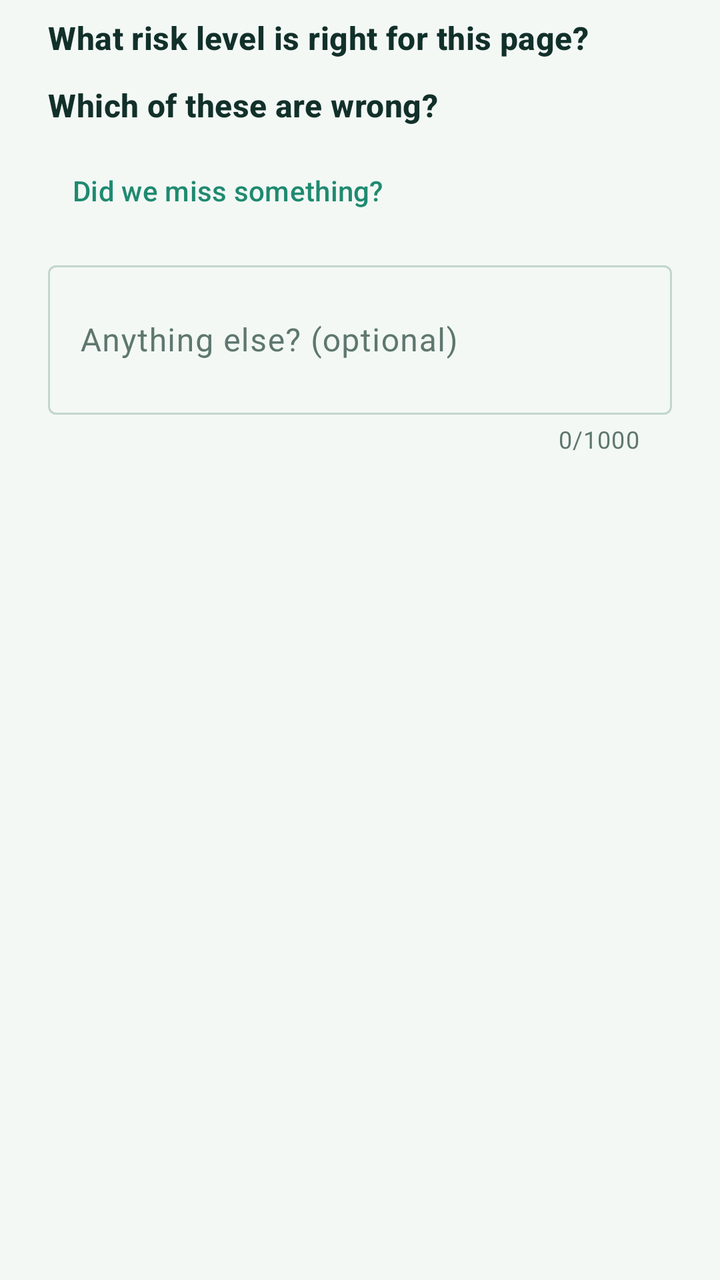
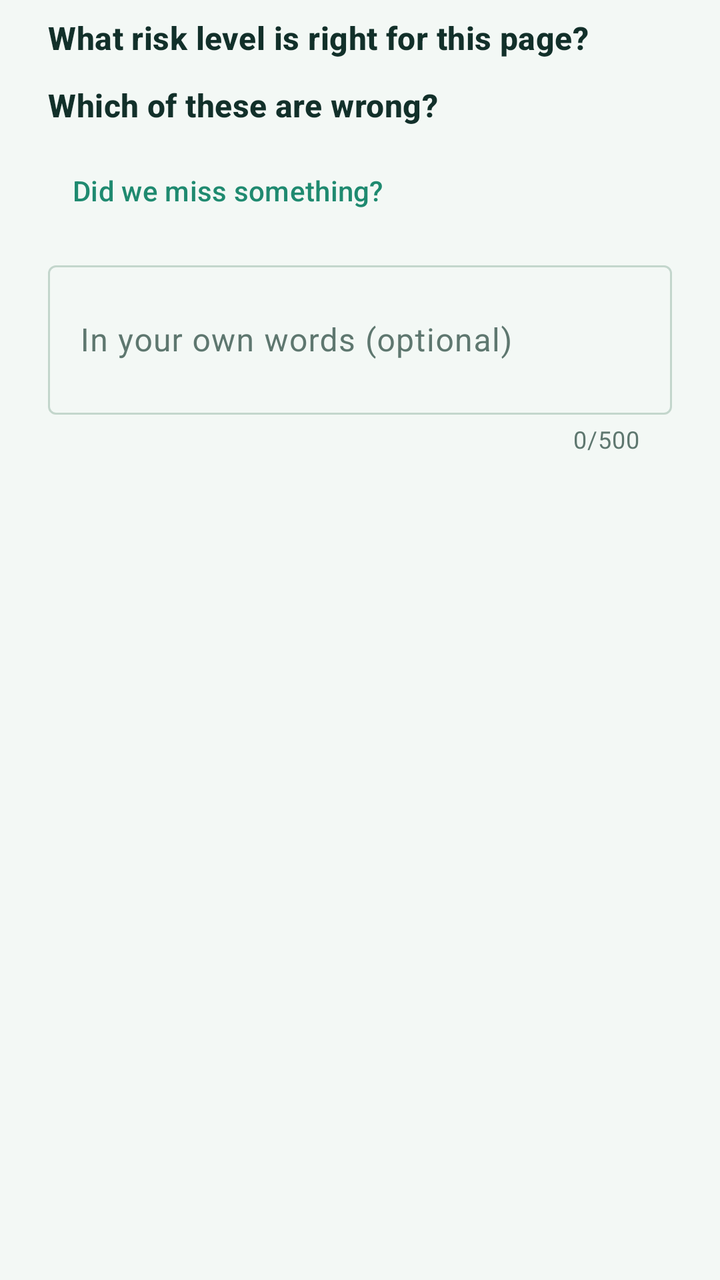

Compare the two renders of this Android layout. The source of the first and the diff that turns it into the second are given below.
<!-- AndroidManifest.xml: application theme Theme.Unfret -->
<!-- res/layout/dialog_report.xml -->
<?xml version="1.0" encoding="utf-8"?>
<ScrollView xmlns:android="http://schemas.android.com/apk/res/android"
    xmlns:app="http://schemas.android.com/apk/res-auto"
    android:layout_width="match_parent"
    android:layout_height="wrap_content">

    <LinearLayout
        android:layout_width="match_parent"
        android:layout_height="wrap_content"
        android:orientation="vertical"
        android:paddingHorizontal="24dp"
        android:paddingTop="8dp">

        <TextView
            android:id="@+id/report_level_title"
            android:layout_width="match_parent"
            android:layout_height="wrap_content"
            android:text="@string/report_level_title"
            android:textAppearance="@style/TextAppearance.Unfret.Title" />

        <RadioGroup
            android:id="@+id/report_levels"
            android:layout_width="match_parent"
            android:layout_height="wrap_content" />

        <TextView
            android:id="@+id/report_wrong_title"
            android:layout_width="match_parent"
            android:layout_height="wrap_content"
            android:layout_marginTop="12dp"
            android:text="@string/report_wrong_title"
            android:textAppearance="@style/TextAppearance.Unfret.Title" />

        <LinearLayout
            android:id="@+id/report_wrong"
            android:layout_width="match_parent"
            android:layout_height="wrap_content"
            android:orientation="vertical" />

        <com.google.android.material.button.MaterialButton
            android:id="@+id/report_missing_toggle"
            style="@style/Widget.Material3.Button.TextButton"
            android:layout_width="wrap_content"
            android:layout_height="wrap_content"
            android:layout_marginTop="8dp"
            android:text="@string/report_missing_toggle" />

        <LinearLayout
            android:id="@+id/report_missing"
            android:layout_width="match_parent"
            android:layout_height="wrap_content"
            android:orientation="vertical"
            android:visibility="gone" />

        <com.google.android.material.textfield.TextInputLayout
            android:id="@+id/report_explanation_layout"
            style="@style/Widget.Material3.TextInputLayout.OutlinedBox"
            android:layout_width="match_parent"
            android:layout_height="wrap_content"
            android:layout_marginTop="8dp"
            android:hint="@string/report_explanation_hint"
            app:counterEnabled="true"
            app:counterMaxLength="1000">

            <com.google.android.material.textfield.TextInputEditText
                android:id="@+id/report_explanation"
                android:layout_width="match_parent"
                android:layout_height="wrap_content"
                android:importantForAutofill="no"
                android:inputType="textMultiLine|textCapSentences"
                android:maxLength="1000"
                android:minLines="2" />
        </com.google.android.material.textfield.TextInputLayout>

        <TextView
            android:id="@+id/report_note"
            android:layout_width="match_parent"
            android:layout_height="wrap_content"
            android:layout_marginTop="8dp"
            android:layout_marginBottom="8dp"
            android:textAppearance="@style/TextAppearance.Unfret.Small" />
    </LinearLayout>
</ScrollView>
<!-- resources referenced by this layout -->
<resources>
  <string name="report_explanation_hint">Anything else? (optional)</string>
  <string name="report_level_title">What risk level is right for this page?</string>
  <string name="report_missing_toggle">Did we miss something?</string>
  <string name="report_wrong_title">Which of these are wrong?</string>
  <style name="TextAppearance.Unfret.Small" parent="TextAppearance.Material3.BodyMedium">
          <item name="android:textColor">@color/muted</item>
      </style>
  <style name="TextAppearance.Unfret.Title" parent="TextAppearance.Material3.TitleMedium">
          <item name="android:textColor">@color/ink</item>
          <item name="android:textStyle">bold</item>
      </style>
  <style name="Theme.Unfret" parent="Theme.Material3.DayNight.NoActionBar">
          <item name="colorPrimary">@color/brand</item>
          <item name="colorOnPrimary">@color/on_brand</item>
          <item name="colorPrimaryContainer">@color/brand_soft</item>
          <item name="colorOnPrimaryContainer">@color/brand_ink</item>
          <item name="colorSecondary">@color/brand_strong</item>
          <item name="colorOnSecondary">@color/on_brand</item>
          <item name="colorSecondaryContainer">@color/brand_soft</item>
          <item name="colorOnSecondaryContainer">@color/brand_ink</item>
          <item name="colorTertiary">@color/brand_strong</item>
          <item name="android:colorBackground">@color/bg</item>
          <item name="colorOnBackground">@color/ink</item>
          <item name="colorSurface">@color/bg</item>
          <item name="colorOnSurface">@color/ink</item>
          <item name="colorOnSurfaceVariant">@color/muted</item>
          <item name="colorSurfaceContainerLowest">@color/surface</item>
          <item name="colorSurfaceContainerLow">@color/surface</item>
          <item name="colorSurfaceContainer">@color/surface</item>
          <item name="colorSurfaceContainerHigh">@color/surface_2</item>
          <item name="colorSurfaceContainerHighest">@color/surface_2</item>
          <item name="colorOutline">@color/line_strong</item>
          <item name="colorOutlineVariant">@color/line</item>
          <item name="colorError">@color/stop</item>
          <item name="materialCardViewStyle">@style/Widget.Unfret.Card</item>
      </style>
  <color name="muted">#5E776F</color>
  <color name="ink">#12302A</color>
  <color name="brand">#1F8A70</color>
  <color name="on_brand">#FFFFFF</color>
  <color name="brand_soft">#E1F1EA</color>
  <color name="brand_ink">#0F5C4A</color>
  <color name="brand_strong">#17705B</color>
  <color name="bg">#F3F8F5</color>
  <color name="surface">#FFFFFF</color>
  <color name="surface_2">#F6FAF8</color>
  <color name="line_strong">#C3D6CC</color>
  <color name="line">#D9E6DF</color>
  <color name="stop">#A8402F</color>
  <style name="Widget.Unfret.Card" parent="Widget.Material3.CardView.Outlined">
          <item name="cardBackgroundColor">@color/surface</item>
          <item name="strokeColor">@color/line</item>
          <item name="cardCornerRadius">14dp</item>
          <item name="contentPadding">16dp</item>
      </style>
</resources>

<!-- the commit's change to res/layout/dialog_report.xml (unified diff, before → after) -->
@@ -53,22 +53,22 @@
             android:visibility="gone" />
 
         <com.google.android.material.textfield.TextInputLayout
-            android:id="@+id/report_explanation_layout"
+            android:id="@+id/report_comment_layout"
             style="@style/Widget.Material3.TextInputLayout.OutlinedBox"
             android:layout_width="match_parent"
             android:layout_height="wrap_content"
             android:layout_marginTop="8dp"
-            android:hint="@string/report_explanation_hint"
+            android:hint="@string/report_comment_hint"
             app:counterEnabled="true"
-            app:counterMaxLength="1000">
+            app:counterMaxLength="500">
 
             <com.google.android.material.textfield.TextInputEditText
-                android:id="@+id/report_explanation"
+                android:id="@+id/report_comment"
                 android:layout_width="match_parent"
                 android:layout_height="wrap_content"
                 android:importantForAutofill="no"
                 android:inputType="textMultiLine|textCapSentences"
-                android:maxLength="1000"
+                android:maxLength="500"
                 android:minLines="2" />
         </com.google.android.material.textfield.TextInputLayout>
 
<!-- resource entries referenced after the edit -->
@@ -1,6 +1,6 @@
 <!-- resources referenced by this layout -->
 <resources>
-  <string name="report_explanation_hint">Anything else? (optional)</string>
+  <string name="report_comment_hint">In your own words (optional)</string>
   <string name="report_level_title">What risk level is right for this page?</string>
   <string name="report_missing_toggle">Did we miss something?</string>
   <string name="report_wrong_title">Which of these are wrong?</string>
